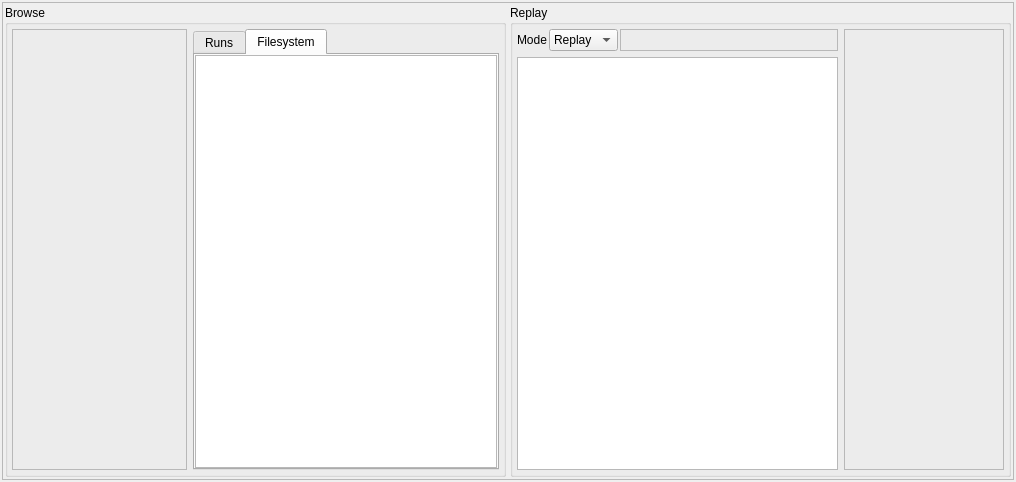
Qt form src/replay_widget.ui (flueke/mvme) before a commit.
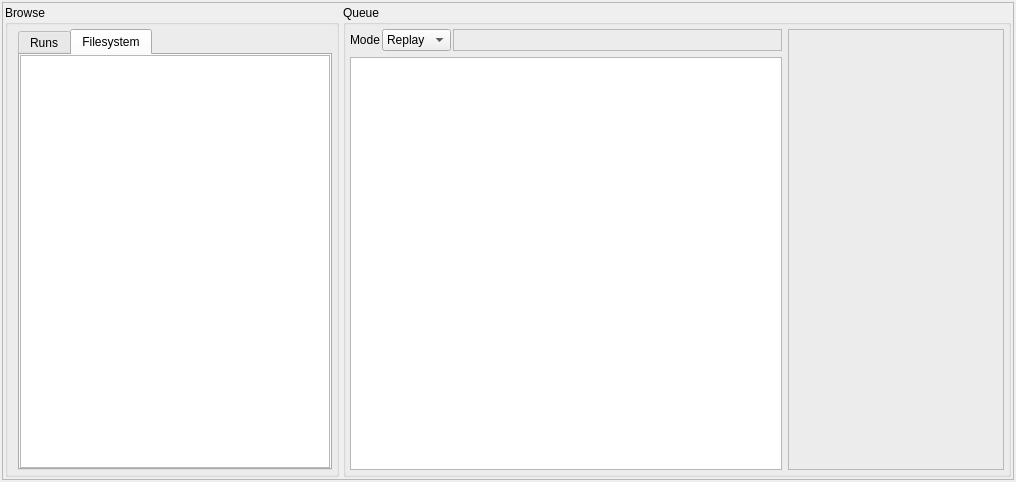
The same form after that commit.

Commit message: replay_ui: improve layout and file info gather logic

Patch:
```diff
--- a/src/replay_widget.ui
+++ b/src/replay_widget.ui
@@ -55,7 +55,7 @@
         <height>0</height>
        </size>
       </property>
-      <layout class="QHBoxLayout" name="horizontalLayout_2" stretch="1,1">
+      <layout class="QHBoxLayout" name="horizontalLayout_2" stretch="1,2">
        <property name="spacing">
         <number>4</number>
        </property>
@@ -93,10 +93,16 @@
            <widget class="QFrame" name="frame_selectionInfo">
             <property name="minimumSize">
              <size>
-              <width>175</width>
+              <width>0</width>
               <height>0</height>
              </size>
             </property>
+            <property name="maximumSize">
+             <size>
+              <width>0</width>
+              <height>16777215</height>
+             </size>
+            </property>
             <property name="frameShape">
              <enum>QFrame::StyledPanel</enum>
             </property>
@@ -153,7 +159,7 @@
                <widget class="QTreeView" name="tree_filesystem">
                 <property name="minimumSize">
                  <size>
-                  <width>300</width>
+                  <width>0</width>
                   <height>0</height>
                  </size>
                 </property>
@@ -169,7 +175,7 @@
        <item>
         <widget class="QGroupBox" name="group_playlist">
          <property name="title">
-          <string>Replay</string>
+          <string>Queue</string>
          </property>
          <layout class="QGridLayout" name="gridLayout_3" columnstretch="2,1">
           <property name="leftMargin">
```
The commit also changes 1 other file.
